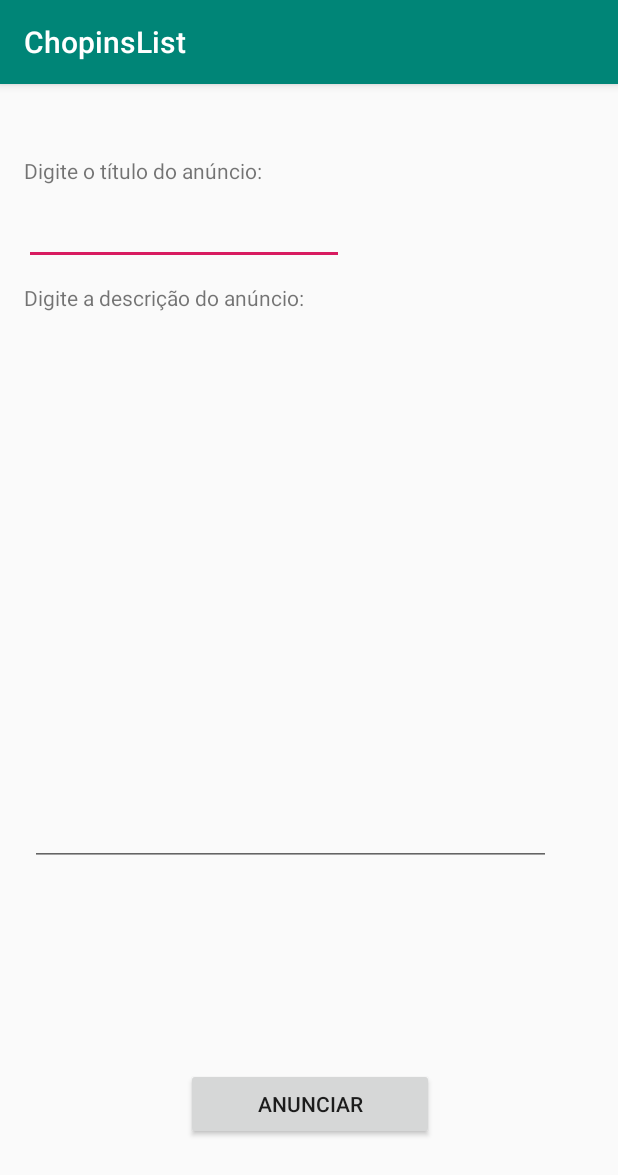
After one commit to ThomDumont/Projeto-ChopinList, an Android app: the AnunciarActivity screen opened directly, with no data from a screen before it, on a phone screen of 412 x 824 dp. The commit adds this screen. Shown: the top 1175 px of the screen. Run offline under Robolectric (Android 15) with nearby library versions, the phone set to English and light mode, and no system bars.

Commit message:
Tela para anunciar

```diff
--- a/appChopinsList/app/src/main/AndroidManifest.xml
+++ b/appChopinsList/app/src/main/AndroidManifest.xml
@@ -17,7 +17,8 @@
             </intent-filter>
         </activity>
         <activity android:name=".CadastrarActivity" />
-        <activity android:name=".MenuActivity"></activity>
+        <activity android:name=".MenuActivity" />
+        <activity android:name=".AnunciarActivity"></activity>
     </application>
 
 </manifest>
--- /dev/null
+++ b/appChopinsList/app/src/main/java/app/chopinslist/AnunciarActivity.java
@@ -0,0 +1,13 @@
+package app.chopinslist;
+
+import android.support.v7.app.AppCompatActivity;
+import android.os.Bundle;
+
+public class AnunciarActivity extends AppCompatActivity {
+
+    @Override
+    protected void onCreate(Bundle savedInstanceState) {
+        super.onCreate(savedInstanceState);
+        setContentView(R.layout.activity_anunciar);
+    }
+}
--- /dev/null
+++ b/appChopinsList/app/src/main/res/layout/activity_anunciar.xml
@@ -0,0 +1,74 @@
+<?xml version="1.0" encoding="utf-8"?>
+<android.support.constraint.ConstraintLayout xmlns:android="http://schemas.android.com/apk/res/android"
+    xmlns:app="http://schemas.android.com/apk/res-auto"
+    xmlns:tools="http://schemas.android.com/tools"
+    android:layout_width="match_parent"
+    android:layout_height="match_parent"
+    tools:context=".AnunciarActivity">
+
+    <TextView
+        android:id="@+id/textView4"
+        android:layout_width="wrap_content"
+        android:layout_height="wrap_content"
+        android:layout_marginStart="16dp"
+        android:layout_marginLeft="16dp"
+        android:layout_marginTop="48dp"
+        android:layout_marginEnd="8dp"
+        android:layout_marginRight="8dp"
+        android:text="@string/txt_tituloanuncio"
+        app:layout_constraintEnd_toEndOf="parent"
+        app:layout_constraintHorizontal_bias="0.0"
+        app:layout_constraintStart_toStartOf="parent"
+        app:layout_constraintTop_toTopOf="parent" />
+
+    <EditText
+        android:id="@+id/txt_titulo"
+        android:layout_width="wrap_content"
+        android:layout_height="wrap_content"
+        android:layout_marginTop="8dp"
+        android:ems="10"
+        android:inputType="textPersonName"
+        android:text=""
+        app:layout_constraintStart_toStartOf="@+id/textView4"
+        app:layout_constraintTop_toBottomOf="@+id/textView4" />
+
+    <TextView
+        android:id="@+id/textView5"
+        android:layout_width="wrap_content"
+        android:layout_height="wrap_content"
+        android:layout_marginTop="12dp"
+        android:text="@string/txt_descricaoanuncio"
+        app:layout_constraintStart_toStartOf="@+id/txt_titulo"
+        app:layout_constraintTop_toBottomOf="@+id/txt_titulo" />
+
+    <EditText
+        android:id="@+id/txt_descricao"
+        android:layout_width="347dp"
+        android:layout_height="361dp"
+        android:layout_marginStart="4dp"
+        android:layout_marginLeft="4dp"
+        android:layout_marginTop="8dp"
+        android:ems="10"
+        android:inputType="textMultiLine"
+        app:layout_constraintStart_toStartOf="@+id/textView5"
+        app:layout_constraintTop_toBottomOf="@+id/textView5" />
+
+    <Button
+        android:id="@+id/button2"
+        android:layout_width="165dp"
+        android:layout_height="wrap_content"
+        android:layout_marginStart="8dp"
+        android:layout_marginLeft="8dp"
+        android:layout_marginTop="8dp"
+        android:layout_marginEnd="8dp"
+        android:layout_marginRight="8dp"
+        android:layout_marginBottom="64dp"
+        android:text="@string/btn_anunciar"
+        app:layout_constraintBottom_toBottomOf="parent"
+        app:layout_constraintEnd_toEndOf="parent"
+        app:layout_constraintHorizontal_bias="0.502"
+        app:layout_constraintStart_toStartOf="parent"
+        app:layout_constraintTop_toBottomOf="@+id/txt_descricao"
+        app:layout_constraintVertical_bias="1.0" />
+
+</android.support.constraint.ConstraintLayout>
--- a/appChopinsList/app/src/main/res/values/strings.xml
+++ b/appChopinsList/app/src/main/res/values/strings.xml
@@ -8,6 +8,10 @@
     <string name="txt_csenha">Digite a senha desejado:</string>
     <string name="txt_criarC">Finalizar Cadastro</string>
     <string name="btn_anunciar">Anunciar</string>
-    <string name="btn_mAnuncios">Meus Anuncios</string>
-    <string name="btn_todosAnuncios">Ver Anuncios</string>
+    <string name="btn_mAnuncios">Meus anúncios</string>
+    <string name="btn_todosAnuncios">Ver anúncios</string>
+    <string name="txt_tituloanuncio">Digite o título do anúncio:</string>
+    <string name="txt_descricaoanuncio">Digite a descrição do anúncio:</string>
+    <string name="txt_criarA">Anúnciar!</string>
+
 </resources>
```
